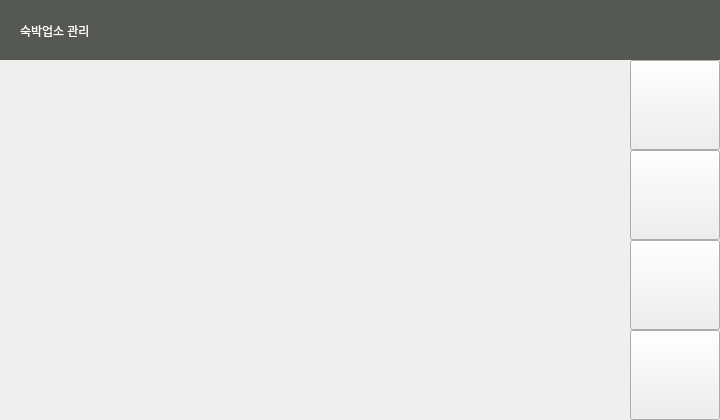
Qt form server/lodge.ui (a-bnb/travel) before a commit.
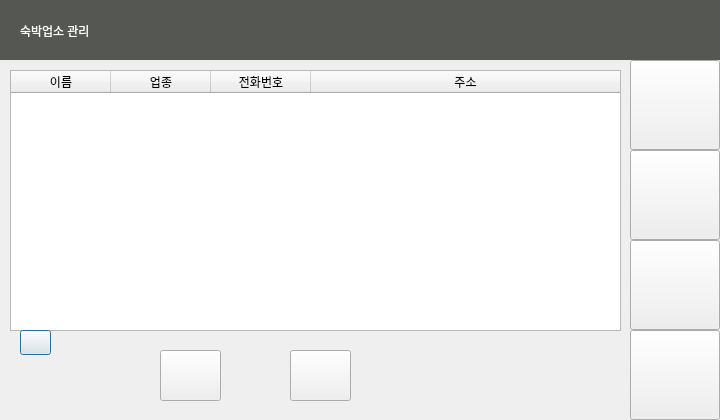
The same form after that commit. Icons and pictures are not drawn.

The edit to the form file:
```diff
--- a/server/lodge.ui
+++ b/server/lodge.ui
@@ -200,6 +200,165 @@
     <bool>false</bool>
    </property>
   </widget>
+  <widget class="QPushButton" name="remove_btn">
+   <property name="geometry">
+    <rect>
+     <x>290</x>
+     <y>350</y>
+     <width>61</width>
+     <height>51</height>
+    </rect>
+   </property>
+   <property name="acceptDrops">
+    <bool>false</bool>
+   </property>
+   <property name="styleSheet">
+    <string notr="true"/>
+   </property>
+   <property name="text">
+    <string/>
+   </property>
+   <property name="icon">
+    <iconset resource="resouce.qrc">
+     <normaloff>:/new/prefix1/img/user_remove.png</normaloff>:/new/prefix1/img/user_remove.png</iconset>
+   </property>
+   <property name="iconSize">
+    <size>
+     <width>50</width>
+     <height>50</height>
+    </size>
+   </property>
+   <property name="shortcut">
+    <string notr="true"/>
+   </property>
+   <property name="autoRepeat">
+    <bool>false</bool>
+   </property>
+   <property name="autoExclusive">
+    <bool>true</bool>
+   </property>
+   <property name="autoDefault">
+    <bool>false</bool>
+   </property>
+  </widget>
+  <widget class="QTableWidget" name="lodgetable">
+   <property name="geometry">
+    <rect>
+     <x>10</x>
+     <y>70</y>
+     <width>611</width>
+     <height>261</height>
+    </rect>
+   </property>
+   <property name="maximumSize">
+    <size>
+     <width>611</width>
+     <height>261</height>
+    </size>
+   </property>
+   <property name="rowCount">
+    <number>0</number>
+   </property>
+   <attribute name="horizontalHeaderCascadingSectionResizes">
+    <bool>false</bool>
+   </attribute>
+   <attribute name="horizontalHeaderShowSortIndicator" stdset="0">
+    <bool>true</bool>
+   </attribute>
+   <attribute name="horizontalHeaderStretchLastSection">
+    <bool>true</bool>
+   </attribute>
+   <attribute name="verticalHeaderVisible">
+    <bool>false</bool>
+   </attribute>
+   <attribute name="verticalHeaderCascadingSectionResizes">
+    <bool>false</bool>
+   </attribute>
+   <attribute name="verticalHeaderShowSortIndicator" stdset="0">
+    <bool>false</bool>
+   </attribute>
+   <attribute name="verticalHeaderStretchLastSection">
+    <bool>false</bool>
+   </attribute>
+   <column>
+    <property name="text">
+     <string>이름</string>
+    </property>
+   </column>
+   <column>
+    <property name="text">
+     <string>업종</string>
+    </property>
+   </column>
+   <column>
+    <property name="text">
+     <string>전화번호</string>
+    </property>
+   </column>
+   <column>
+    <property name="text">
+     <string>주소</string>
+    </property>
+   </column>
+  </widget>
+  <widget class="QPushButton" name="add_btn">
+   <property name="geometry">
+    <rect>
+     <x>160</x>
+     <y>350</y>
+     <width>61</width>
+     <height>51</height>
+    </rect>
+   </property>
+   <property name="acceptDrops">
+    <bool>false</bool>
+   </property>
+   <property name="styleSheet">
+    <string notr="true"/>
+   </property>
+   <property name="text">
+    <string/>
+   </property>
+   <property name="icon">
+    <iconset resource="resouce.qrc">
+     <normaloff>:/new/prefix1/img/user_add.png</normaloff>:/new/prefix1/img/user_add.png</iconset>
+   </property>
+   <property name="iconSize">
+    <size>
+     <width>50</width>
+     <height>50</height>
+    </size>
+   </property>
+   <property name="shortcut">
+    <string notr="true"/>
+   </property>
+   <property name="autoRepeat">
+    <bool>false</bool>
+   </property>
+   <property name="autoExclusive">
+    <bool>true</bool>
+   </property>
+   <property name="autoDefault">
+    <bool>false</bool>
+   </property>
+  </widget>
+  <widget class="QPushButton" name="refresh_btn">
+   <property name="geometry">
+    <rect>
+     <x>20</x>
+     <y>330</y>
+     <width>31</width>
+     <height>25</height>
+    </rect>
+   </property>
+   <property name="text">
+    <string/>
+   </property>
+   <property name="icon">
+    <iconset resource="resouce.qrc">
+     <normaloff>:/new/prefix1/img/refresh.png</normaloff>:/new/prefix1/img/refresh.png</iconset>
+   </property>
+  </widget>
  </widget>
  <resources>
   <include location="resouce.qrc"/>
```
